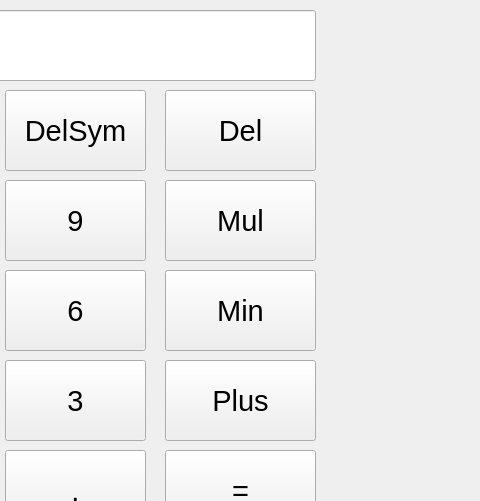
Before: the Qt Designer form src/Calc/mainwindow.ui in Aidahar/Calc_s21, drawn with Qt 5; both pictures show x 305 to 785 and y 0 to 501 of the 1017 by 603 pixel window.
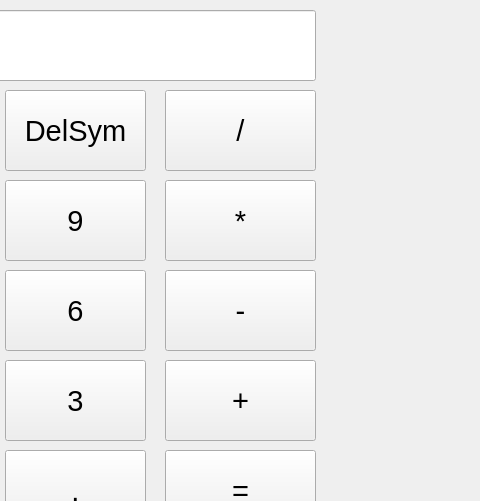
After: the same form once the commit is applied. Icons and pictures are not drawn.

```diff
--- a/src/Calc/mainwindow.ui
+++ b/src/Calc/mainwindow.ui
@@ -65,7 +65,7 @@
      </font>
     </property>
     <property name="text">
-     <string>Plus</string>
+     <string>+</string>
     </property>
    </widget>
    <widget class="QPushButton" name="pushButton_3">
@@ -83,7 +83,7 @@
      </font>
     </property>
     <property name="text">
-     <string>Min</string>
+     <string>-</string>
     </property>
    </widget>
    <widget class="QPushButton" name="Mul">
@@ -101,7 +101,7 @@
      </font>
     </property>
     <property name="text">
-     <string>Mul</string>
+     <string>*</string>
     </property>
     <property name="icon">
      <iconset theme="accessories-calculator">
@@ -123,7 +123,7 @@
      </font>
     </property>
     <property name="text">
-     <string>Del</string>
+     <string>/</string>
     </property>
    </widget>
    <widget class="QPushButton" name="pushButton_4">
```
